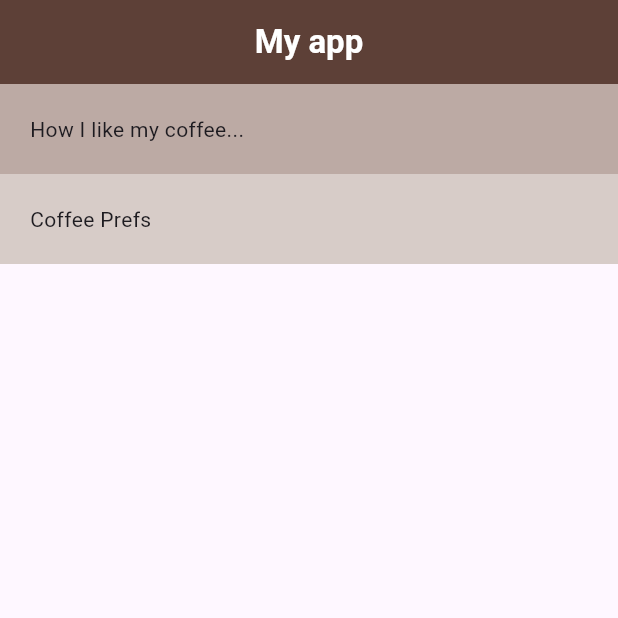
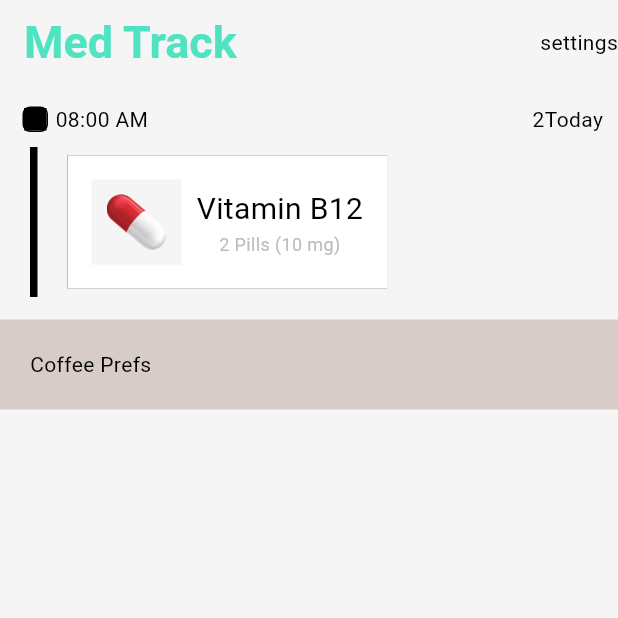
Before and after one commit to SylvieAsija/MedicationReminderApp, a Flutter app: the screen it shows after launch, on a phone screen of 412 x 824 dp, the top half of it. Run offline on Flutter 3.47's test engine with Material 3 defaults, Android fonts, the phone set to English and light mode, and no system bars.

Commit message:
Home page updated and medication card component created
currently there is a bug with displaying the card where it is expanding past the bounds. once this is fixed we can connect a database

```diff
--- /dev/null
+++ b/frontend/med_track/lib/components/card_body.dart
@@ -0,0 +1,15 @@
+import 'package:flutter/material.dart';
+
+class CardBody extends StatelessWidget {
+  const CardBody(this.text, {super.key});
+  final String text;
+
+  @override
+  Widget build(BuildContext context) {
+    return Text(text, style: TextStyle(
+        color: Colors.grey[400],
+        fontSize: 12
+      ),
+    );
+  }
+}
--- /dev/null
+++ b/frontend/med_track/lib/components/card_title.dart
@@ -0,0 +1,16 @@
+import 'package:flutter/material.dart';
+
+class CardTitle extends StatelessWidget {
+  const CardTitle(this.text, this.color, {super.key});
+  final String text;
+  final Color color;
+
+  @override
+  Widget build(BuildContext context) {
+    return Text(text, style: TextStyle(
+        color: color,
+        fontSize: 20
+      ),
+    );
+  }
+}
--- /dev/null
+++ b/frontend/med_track/lib/components/medication_button.dart
@@ -0,0 +1,18 @@
+import 'package:flutter/material.dart';
+import 'package:med_track/components/medication_card.dart';
+
+class MedicationButton extends StatelessWidget {
+  const MedicationButton({super.key});
+
+  @override
+  Widget build(BuildContext context) {
+    return Container(
+      color: Colors.white,
+      padding: const EdgeInsets.all(15),
+      decoration: BoxDecoration(
+        border: Border.all()
+      ),
+      child: const MedicationCard()
+    );
+  }
+}
--- /dev/null
+++ b/frontend/med_track/lib/components/medication_card.dart
@@ -0,0 +1,38 @@
+import 'package:flutter/material.dart';
+import 'package:med_track/components/card_body.dart';
+import 'package:med_track/components/card_title.dart';
+
+class MedicationCard extends StatelessWidget {
+  const MedicationCard({super.key});
+
+  @override
+  Widget build(BuildContext context) {
+    return Row(
+      children: [
+        ColoredBox(
+          color: const Color(0xFFF5F5F5),
+          child: Container(
+            padding: const EdgeInsets.all(10),
+            child: Image.asset('assets/img/capsule.png',
+                  width: 40,
+                ),
+          ),
+        ),
+        const SizedBox(width: 10,),
+        const Column(
+          children: [
+            CardTitle('Vitamin B12', Colors.black),
+            Row(
+              children: [
+                CardBody('2'),
+                CardBody(' Pills '),
+                CardBody('(10 mg)')
+              ],
+            )
+          ],
+        ),
+
+      ],
+    );
+  }
+}
--- /dev/null
+++ b/frontend/med_track/lib/components/medication_item.dart
@@ -0,0 +1,50 @@
+import 'package:flutter/material.dart';
+import 'package:med_track/components/medication_button.dart';
+
+class MedicationItem extends StatelessWidget {
+  const MedicationItem({
+    super.key,
+    });
+
+  @override
+  Widget build(BuildContext context) {
+    return Column(
+      children: [
+        Row(
+          children: [
+            Container(
+              margin: const EdgeInsets.all(5),
+              decoration: BoxDecoration(
+                border: Border.all(color: Colors.black),
+                borderRadius: const BorderRadius.all(Radius.circular(5))
+              ),
+              child: const SizedBox(
+                width: 15,
+                height: 15,
+                child: ColoredBox(color: Colors.black, ),
+              ),
+            ),
+            const Text('08:00 AM'),
+            const Expanded(child: SizedBox()),
+            const Text('2'),
+            const Text('Today')
+          ],
+        ),
+        Container(
+          padding: const EdgeInsets.fromLTRB(10, 5, 10, 5),
+          child: const Row(
+            children: [
+              SizedBox(
+                width: 5,
+                height: 100,
+                child: ColoredBox(color: Colors.black),
+              ),
+              SizedBox(width: 20,),
+              MedicationButton()
+            ],
+          ),
+        )
+      ],
+    );
+  }
+}
--- a/frontend/med_track/lib/home.dart
+++ b/frontend/med_track/lib/home.dart
@@ -1,4 +1,5 @@
 import 'package:flutter/material.dart';
+import 'package:med_track/components/medication_item.dart';
 
 class Home extends StatelessWidget {
   const Home({super.key});
@@ -7,20 +8,15 @@ class Home extends StatelessWidget {
   Widget build(BuildContext context) {
     return Scaffold(
       appBar: AppBar(
-        title: const Text('My app', style: TextStyle(
-          color: Colors.white,
-          fontWeight: FontWeight.bold,
-        )),
-        backgroundColor: Colors.brown[700],
-        centerTitle: true,
+        title: const Text('Med Track'),
+        actions: const [Text('settings')],
       ),
       body: Column(
         crossAxisAlignment: CrossAxisAlignment.stretch,
         children: [
         Container(
-          color: Colors.brown[200],
-          padding: const EdgeInsets.all(20),
-          child: const Text ('How I like my coffee...'),
+          padding: const EdgeInsets.all(10),
+          child: const MedicationItem()
         ),
         Container(
           color: Colors.brown[100],
--- a/frontend/med_track/lib/main.dart
+++ b/frontend/med_track/lib/main.dart
@@ -1,8 +1,22 @@
 import 'package:flutter/material.dart';
 import 'package:med_track/home.dart';
+import 'package:med_track/themes/theme_constants.dart';
 
 void main() {
-  runApp(const MaterialApp(
-    home: Home()
-  ));
+  runApp(const MyApp());
 }
+
+class MyApp extends StatelessWidget {
+  const MyApp({super.key});
+
+  @override
+  Widget build(BuildContext context) {
+    return MaterialApp(
+      debugShowCheckedModeBanner: false,
+      title: 'Med Track',
+      theme: ThemeClass.lightTheme,
+      darkTheme: ThemeClass.darkTheme,
+      home: const Home()
+    );
+  }
+}
--- /dev/null
+++ b/frontend/med_track/lib/themes/theme_constants.dart
@@ -0,0 +1,46 @@
+import 'package:flutter/material.dart';
+
+class ThemeClass {
+  Color lightPrimary = const Color(0xFFF5F5F5);
+  Color accent1 = const Color(0xFF4A90E2);
+  Color accent2 = const Color(0xFF50E3C2);
+  Color darkPrimary = const Color(0xFF333333);
+
+  static ThemeData lightTheme = ThemeData(
+    useMaterial3: true,
+    colorScheme: const ColorScheme.light().copyWith(
+      primary: _colors.lightPrimary,
+    ),
+    scaffoldBackgroundColor: _colors.lightPrimary,
+    appBarTheme: AppBarTheme(
+      backgroundColor: _colors.lightPrimary,
+      titleTextStyle: TextStyle(
+        fontSize: 30,
+        fontWeight: FontWeight.bold,
+        color: _colors.accent2,
+      ),
+      iconTheme: IconThemeData(
+        color: _colors.accent2
+      ),
+      centerTitle: false
+    ),
+  );
+
+  static ThemeData darkTheme = ThemeData(
+    useMaterial3: true,
+    colorScheme: const ColorScheme.dark().copyWith(
+      primary: _colors.darkPrimary,
+    ),
+    appBarTheme: AppBarTheme(
+      backgroundColor: _colors.accent2,
+      titleTextStyle: TextStyle(
+        fontSize: 18,
+        fontWeight: FontWeight.bold,
+        color: _colors.darkPrimary,
+      ),
+      centerTitle: true
+    ),
+  );
+}
+
+ThemeClass _colors = ThemeClass();
--- /dev/null
+++ b/frontend/med_track/lib/themes/theme_manager.dart
@@ -0,0 +1,12 @@
+import 'package:flutter/material.dart';
+
+class ThemeManager with ChangeNotifier{
+  ThemeMode _themeMode = ThemeMode.light;
+
+  get themeMode => _themeMode;
+
+  toggleTheme(bool isDark){
+    _themeMode = isDark ? ThemeMode.dark : ThemeMode.light;
+    notifyListeners();
+  }
+}
--- a/frontend/med_track/pubspec.yaml
+++ b/frontend/med_track/pubspec.yaml
@@ -59,9 +59,8 @@ flutter:
   uses-material-design: true
 
   # To add assets to your application, add an assets section, like this:
-  # assets:
-  #   - images/a_dot_burr.jpeg
-  #   - images/a_dot_ham.jpeg
+  assets:
+    - assets/img/capsule.png
 
   # An image asset can refer to one or more resolution-specific "variants", see
   # https://flutter.dev/assets-and-images/#resolution-aware
```
Also changed, not shown: frontend/med_track/assets/img/capsule.png (added).
